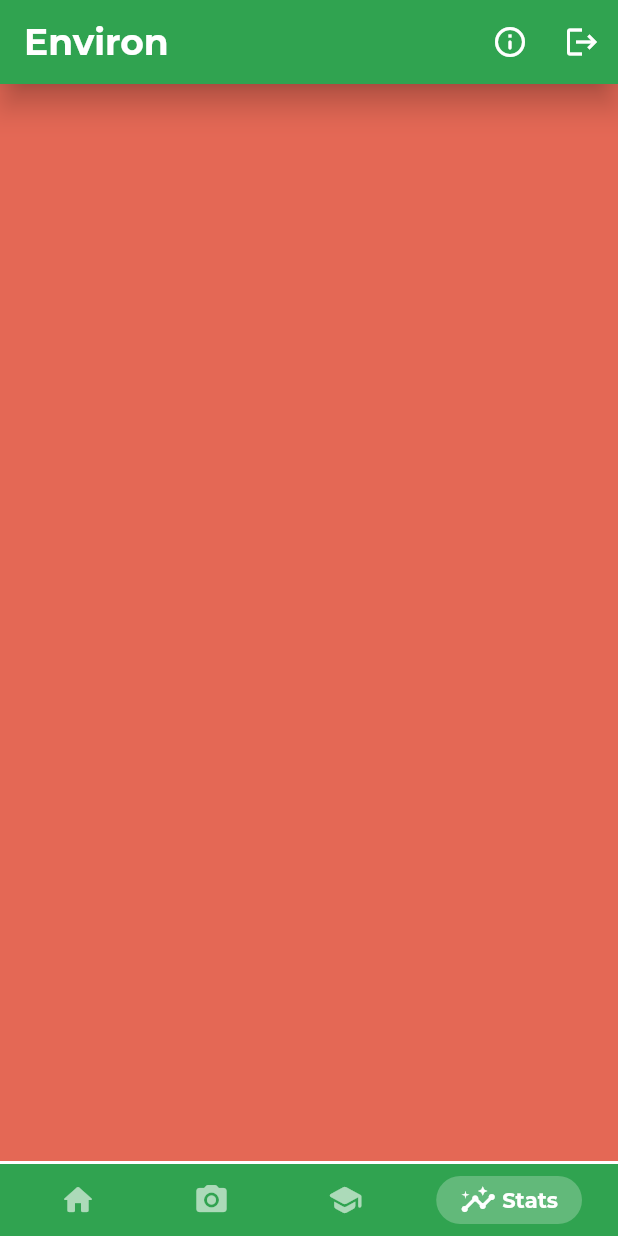
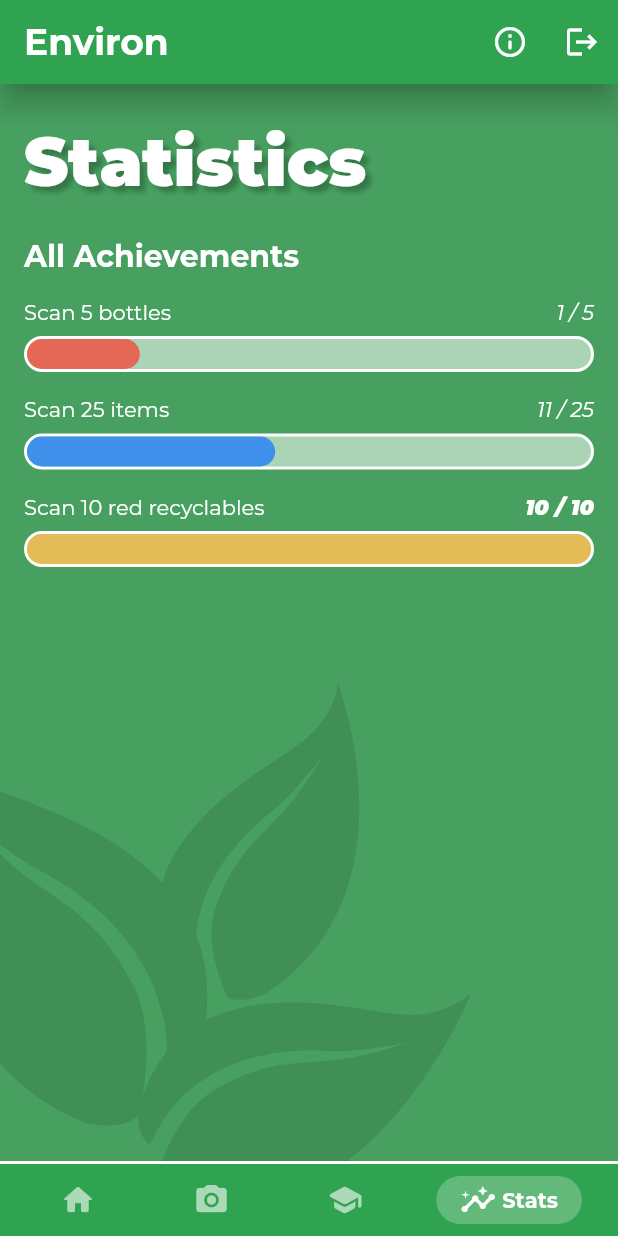
Before and after one commit to matthewyingtao/environ, a Flutter app: the screen it shows once a user with an empty profile is signed in, swiped to page 4, on a phone screen of 412 x 824 dp. Run offline on Flutter 3.47's test engine with Material 2 defaults, Android fonts, the phone set to English and light mode, and no system bars; drawn by our look-alikes of google_nav_bar; our stand-ins replace camera, cloud_firestore, firebase_auth, firebase_core, flutter_spinkit, flutter_svg and 2 more; missing offline and left inert: tflite; accounts and stored records are empty.

Commit message:
implemented initial design of statistics page

```diff
--- a/lib/screens/home/stats.dart
+++ b/lib/screens/home/stats.dart
@@ -1,12 +1,71 @@
-import 'package:environ/shared/constants.dart';
+import 'package:environ/shared/components/achievement_progress_indicator.dart';
 import 'package:flutter/material.dart';
+import 'package:flutter_svg/flutter_svg.dart';
+import 'dart:math';
 
 class Stats extends StatelessWidget {
   @override
   Widget build(BuildContext context) {
-    return Container(
-      color: themeRed,
-      child: null,
+    return Stack(
+      children: [
+        Positioned(
+          bottom: -40,
+          left: -80,
+          child: Transform(
+            transform: Matrix4.rotationZ(pi / 12.0),
+            alignment: Alignment.center,
+            child: SvgPicture.asset(
+              "assets/leavesbg.svg",
+              color: Color.fromRGBO(0, 0, 0, 0.1),
+              height: 400,
+              width: 400,
+            ),
+          ),
+        ),
+        Container(
+          child: Column(
+            children: [
+              SizedBox(height: 24.0),
+              Container(
+                margin: EdgeInsets.symmetric(horizontal: 16.0),
+                child: Column(
+                  crossAxisAlignment: CrossAxisAlignment.start,
+                  children: [
+                    Text(
+                      "Statistics",
+                      style: Theme.of(context).textTheme.headline3,
+                    ),
+                    SizedBox(height: 24.0),
+                    Text(
+                      "All Achievements",
+                      textAlign: TextAlign.left,
+                      style: Theme.of(context).textTheme.headline6,
+                    ),
+                    SizedBox(height: 16.0),
+                    AchievementProgressIndicator(
+                      challengeProgress: 1,
+                      challengeMax: 5,
+                      challengeTitle: "Scan 5 bottles",
+                    ),
+                    SizedBox(height: 16.0),
+                    AchievementProgressIndicator(
+                      challengeProgress: 11,
+                      challengeMax: 25,
+                      challengeTitle: "Scan 25 items",
+                    ),
+                    SizedBox(height: 16.0),
+                    AchievementProgressIndicator(
+                      challengeProgress: 10,
+                      challengeMax: 10,
+                      challengeTitle: "Scan 10 red recyclables",
+                    ),
+                  ],
+                ),
+              ),
+            ],
+          ),
+        ),
+      ],
     );
   }
 }
```
